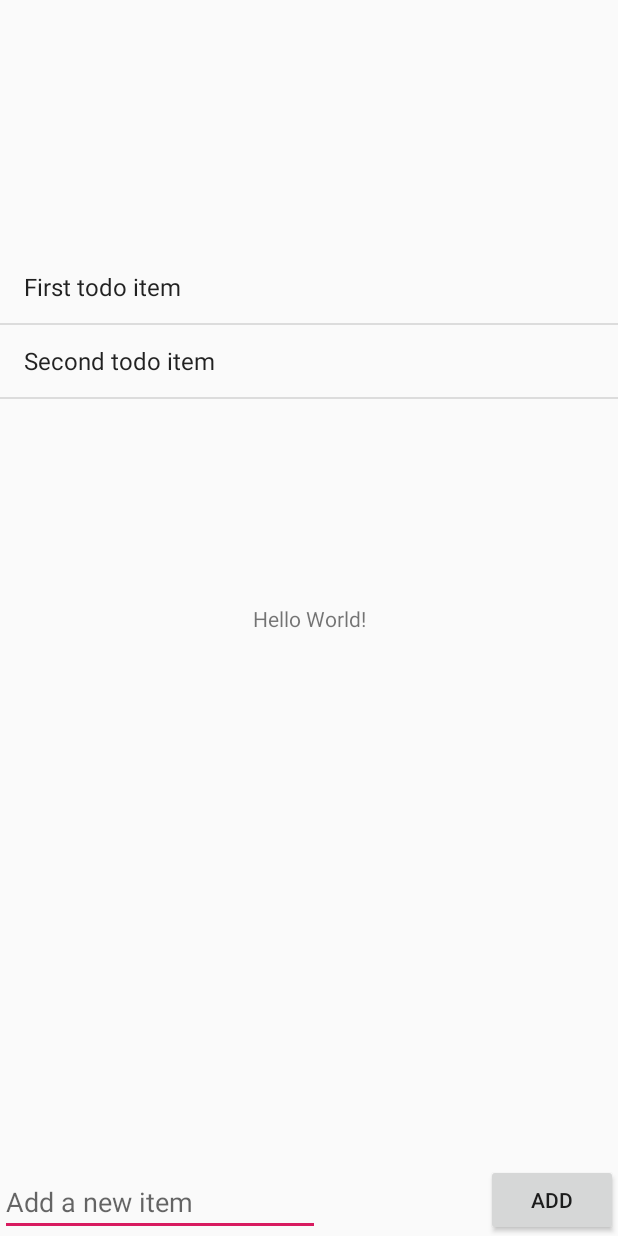
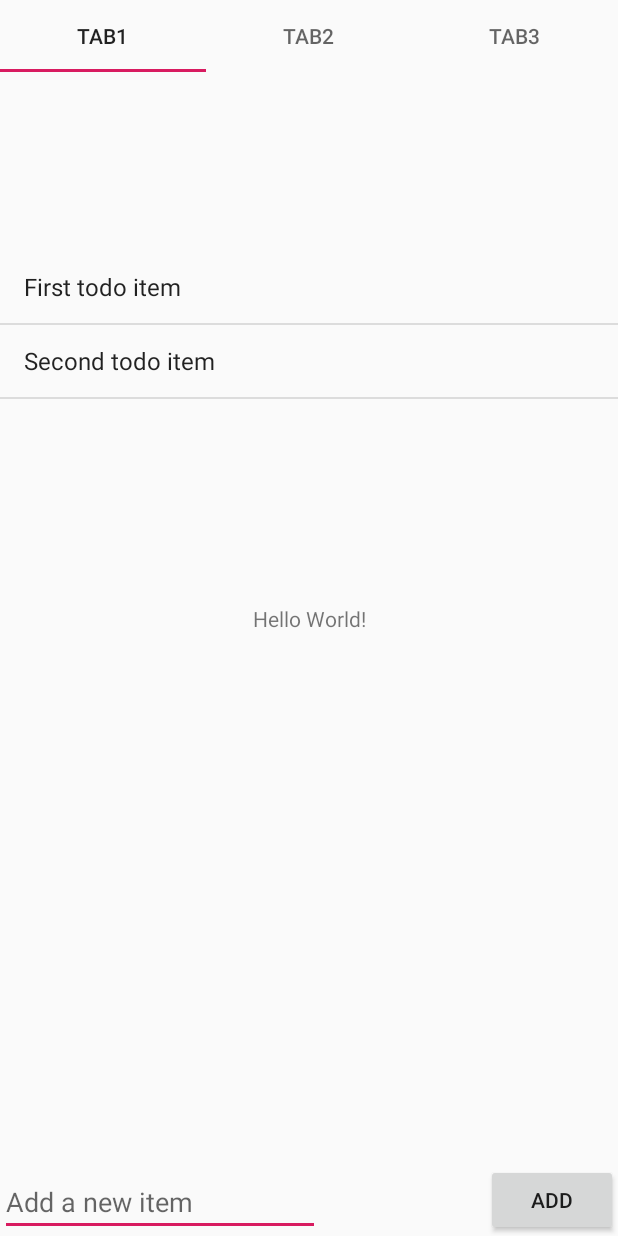
Before and after one commit to maxinepqk/Foodprint, an Android app: the screen it shows after launch (MainActivity), on a phone screen of 412 x 824 dp. Run offline under Robolectric (Android 15) with nearby library versions, the phone set to English and light mode, and no system bars.

Commit message:
Tabs work! Kinda.

```diff
--- a/app/src/main/AndroidManifest.xml
+++ b/app/src/main/AndroidManifest.xml
@@ -2,7 +2,7 @@
 <manifest xmlns:android="http://schemas.android.com/apk/res/android"
     package="com.example.foodprint">
 
-    <uses-permission android:name="android.permission.INTERNET"/>
+    <uses-permission android:name="android.permission.INTERNET" />
 
     <application
         android:allowBackup="true"
--- /dev/null
+++ b/app/src/main/java/com/example/foodprint/CalendarFragment.java
@@ -0,0 +1,103 @@
+package com.example.foodprint;
+
+import android.net.Uri;
+import android.os.Bundle;
+import android.support.v4.app.Fragment;
+import android.view.LayoutInflater;
+import android.view.View;
+import android.view.ViewGroup;
+
+
+/**
+ * A simple {@link Fragment} subclass.
+ * Activities that contain this fragment must implement the
+ * {@link CalendarFragment.OnFragmentInteractionListener} interface
+ * to handle interaction events.
+ * Use the {@link CalendarFragment#newInstance} factory method to
+ * create an instance of this fragment.
+ */
+public class CalendarFragment extends Fragment {
+
+
+    // TODO: Rename parameter arguments, choose names that match
+    // the fragment initialization parameters, e.g. ARG_ITEM_NUMBER
+    public static final String ARG_PAGE = "ARG_PAGE";
+    private int mPage;
+
+//    private OnFragmentInteractionListener mListener;
+
+    public CalendarFragment() {
+        // Required empty public constructor
+    }
+
+    /**
+     * Use this factory method to create a new instance of
+     * this fragment using the provided parameters.
+     *
+     * @param page Parameter.
+     * @return A new instance of fragment Calendar.
+     */
+    // TODO: Rename and change types and number of parameters
+
+    public static CalendarFragment newInstance(int page) {
+        Bundle args = new Bundle();
+        args.putInt(ARG_PAGE, page);
+        CalendarFragment fragment = new CalendarFragment();
+        fragment.setArguments(args);
+        return fragment;
+    }
+
+    @Override
+    public void onCreate(Bundle savedInstanceState) {
+        super.onCreate(savedInstanceState);
+        mPage = getArguments().getInt(ARG_PAGE);
+    }
+
+    @Override
+    public View onCreateView(LayoutInflater inflater, ViewGroup container,
+                             Bundle savedInstanceState) {
+        View view = inflater.inflate(R.layout.fragment_calendar, container, false);
+//        TextView textView = (TextView) view;
+//        textView.setText("Fragment #" + mPage);
+        return view;
+    }
+
+    // TODO: Rename method, update argument and hook method into UI event
+//    public void onButtonPressed(Uri uri) {
+//        if (mListener != null) {
+//            mListener.onFragmentInteraction(uri);
+//        }
+//    }
+//
+//    @Override
+//    public void onAttach(Context context) {
+//        super.onAttach(context);
+//        if (context instanceof OnFragmentInteractionListener) {
+//            mListener = (OnFragmentInteractionListener) context;
+//        } else {
+//            throw new RuntimeException(context.toString()
+//                    + " must implement OnFragmentInteractionListener");
+//        }
+//    }
+//
+//    @Override
+//    public void onDetach() {
+//        super.onDetach();
+//        mListener = null;
+//    }
+
+    /**
+     * This interface must be implemented by activities that contain this
+     * fragment to allow an interaction in this fragment to be communicated
+     * to the activity and potentially other fragments contained in that
+     * activity.
+     * <p>
+     * See the Android Training lesson <a href=
+     * "http://developer.android.com/training/basics/fragments/communicating.html"
+     * >Communicating with Other Fragments</a> for more information.
+     */
+    public interface OnFragmentInteractionListener {
+        // TODO: Update argument type and name
+        void onFragmentInteraction(Uri uri);
+    }
+}
--- a/app/src/main/java/com/example/foodprint/MainActivity.java
+++ b/app/src/main/java/com/example/foodprint/MainActivity.java
@@ -1,6 +1,8 @@
 package com.example.foodprint;
 
 import android.os.Bundle;
+import android.support.design.widget.TabLayout;
+import android.support.v4.view.ViewPager;
 import android.support.v7.app.AppCompatActivity;
 import android.view.Menu;
 import android.view.MenuItem;
@@ -40,7 +42,17 @@ public class MainActivity extends AppCompatActivity {
 
         // setup the listener on creation
         setupListViewListener();
+
+        // Get the ViewPager and set it's PagerAdapter so that it can display items
+        ViewPager viewPager = (ViewPager) findViewById(R.id.viewpager);
+        viewPager.setAdapter(new SampleFragmentPagerAdapter(getSupportFragmentManager(),
+                MainActivity.this));
+
+        // Give the TabLayout the ViewPager
+        TabLayout tabLayout = (TabLayout) findViewById(R.id.sliding_tabs);
+        tabLayout.setupWithViewPager(viewPager);
     }
+
 
     private void setupListViewListener() {
         // set the ListView's itemLongClickListener
--- /dev/null
+++ b/app/src/main/java/com/example/foodprint/SampleFragmentPagerAdapter.java
@@ -0,0 +1,33 @@
+package com.example.foodprint;
+
+import android.content.Context;
+import android.support.v4.app.Fragment;
+import android.support.v4.app.FragmentManager;
+import android.support.v4.app.FragmentPagerAdapter;
+
+public class SampleFragmentPagerAdapter extends FragmentPagerAdapter {
+    final int PAGE_COUNT = 3;
+    private String tabTitles[] = new String[] { "Tab1", "Tab2", "Tab3" };
+    private Context context;
+
+    public SampleFragmentPagerAdapter(FragmentManager fm, Context context) {
+        super(fm);
+        this.context = context;
+    }
+
+    @Override
+    public int getCount() {
+        return PAGE_COUNT;
+    }
+
+    @Override
+    public Fragment getItem(int position) {
+        return CalendarFragment.newInstance(position + 1);
+    }
+
+    @Override
+    public CharSequence getPageTitle(int position) {
+        // Generate title based on item position
+        return tabTitles[position];
+    }
+}
--- a/app/src/main/res/layout/activity_main.xml
+++ b/app/src/main/res/layout/activity_main.xml
@@ -5,6 +5,19 @@
     android:layout_width="match_parent"
     android:layout_height="match_parent"
     tools:context=".MainActivity">
+
+    <android.support.design.widget.TabLayout
+        android:id="@+id/sliding_tabs"
+        android:layout_width="match_parent"
+        android:layout_height="wrap_content"
+        app:tabMode="fixed" />
+
+    <android.support.v4.view.ViewPager
+        android:id="@+id/viewpager"
+        android:layout_width="match_parent"
+        android:layout_height="0dp"
+        android:layout_weight="1"
+        android:background="@android:color/white" />
 
     <android.support.design.widget.AppBarLayout
         android:layout_width="match_parent"
--- a/app/src/main/res/values/strings.xml
+++ b/app/src/main/res/values/strings.xml
@@ -1,4 +1,7 @@
 <resources>
     <string name="app_name">Foodprint</string>
     <string name="action_settings">Settings</string>
+
+    <!-- TODO: Remove or change this placeholder text -->
+    <string name="hello_blank_fragment">Hello blank fragment</string>
 </resources>
```
Also changed, not shown: app/build.gradle (+5 -2 lines), app/src/main/res/layout/activity_sample_fragment_pager_adapter.xml (added, +9 -0 lines), app/src/main/res/layout/fragment_calendar.xml (added, +13 -0 lines).
